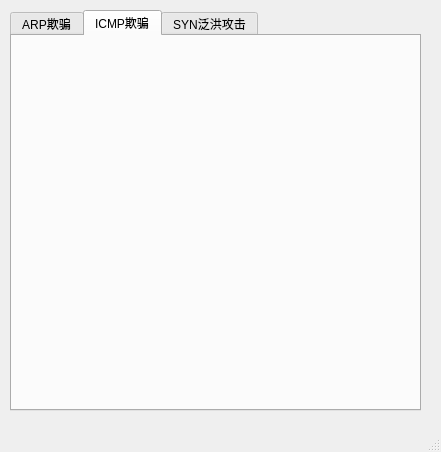
Before: the Qt Designer form ui/demo.ui in morsuning/toy-network-attack-GUI, drawn with Qt 5.
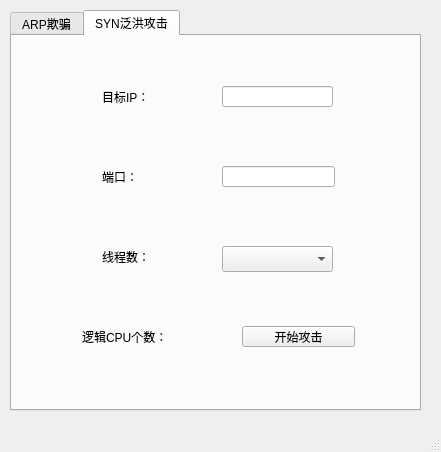
After: the same form once the commit is applied. The open tabs and pages were chosen to show the change.

The edit to the form file:
```diff
--- a/ui/demo.ui
+++ b/ui/demo.ui
@@ -333,20 +333,15 @@
       </property>
      </widget>
     </widget>
-    <widget class="QWidget" name="tab_3">
-     <attribute name="title">
-      <string>ICMP欺骗</string>
-     </attribute>
-    </widget>
-    <widget class="QWidget" name="tab_2">
+          <widget class="QWidget" name="syn_flood_attack">
      <attribute name="title">
       <string>SYN泛洪攻击</string>
      </attribute>
-     <widget class="QLabel" name="label_11">
+              <widget class="QLabel" name="label_target_ip_2">
       <property name="geometry">
        <rect>
-        <x>120</x>
-        <y>80</y>
+           <x>90</x>
+           <y>50</y>
         <width>60</width>
         <height>21</height>
        </rect>
@@ -355,11 +350,11 @@
        <string>目标IP：</string>
       </property>
      </widget>
-     <widget class="QLabel" name="label_12">
+              <widget class="QLabel" name="label_target_port">
       <property name="geometry">
        <rect>
-        <x>120</x>
-        <y>120</y>
+           <x>90</x>
+           <y>130</y>
         <width>60</width>
         <height>21</height>
        </rect>
@@ -368,31 +363,31 @@
        <string>端口：</string>
       </property>
      </widget>
-     <widget class="QLineEdit" name="lineEdit_7">
+              <widget class="QLineEdit" name="target_ip_2">
       <property name="geometry">
        <rect>
-        <x>220</x>
-        <y>80</y>
-        <width>113</width>
+           <x>210</x>
+           <y>50</y>
+           <width>111</width>
         <height>21</height>
        </rect>
       </property>
      </widget>
-     <widget class="QLineEdit" name="lineEdit_8">
+              <widget class="QLineEdit" name="target_port">
       <property name="geometry">
        <rect>
-        <x>220</x>
-        <y>120</y>
+           <x>210</x>
+           <y>130</y>
         <width>113</width>
         <height>21</height>
        </rect>
       </property>
      </widget>
-     <widget class="QLabel" name="label_13">
+              <widget class="QLabel" name="label_threads">
       <property name="geometry">
        <rect>
-        <x>120</x>
-        <y>170</y>
+           <x>90</x>
+           <y>210</y>
         <width>60</width>
         <height>21</height>
        </rect>
@@ -401,16 +396,68 @@
        <string>线程数：</string>
       </property>
      </widget>
-     <widget class="QComboBox" name="comboBox">
+              <widget class="QComboBox" name="threads">
       <property name="geometry">
        <rect>
-        <x>220</x>
-        <y>170</y>
-        <width>104</width>
+           <x>210</x>
+           <y>210</y>
+           <width>111</width>
         <height>26</height>
        </rect>
       </property>
-     </widget>
+              </widget>
+              <widget class="QPushButton" name="button_start_end_2">
+                  <property name="geometry">
+                      <rect>
+                          <x>230</x>
+                          <y>290</y>
+                          <width>113</width>
+                          <height>21</height>
+                      </rect>
+                  </property>
+                  <property name="text">
+                      <string>开始攻击</string>
+                  </property>
+              </widget>
+              <widget class="QLabel" name="label_logic_cpu_count">
+                  <property name="geometry">
+                      <rect>
+                          <x>70</x>
+                          <y>290</y>
+                          <width>91</width>
+                          <height>21</height>
+                      </rect>
+                  </property>
+                  <property name="text">
+                      <string>逻辑CPU个数：</string>
+                  </property>
+              </widget>
+              <widget class="QLabel" name="packet_count">
+                  <property name="geometry">
+                      <rect>
+                          <x>230</x>
+                          <y>330</y>
+                          <width>111</width>
+                          <height>21</height>
+                      </rect>
+                  </property>
+                  <property name="text">
+                      <string/>
+                  </property>
+              </widget>
+              <widget class="QLabel" name="logic_cpu_count">
+                  <property name="geometry">
+                      <rect>
+                          <x>160</x>
+                          <y>290</y>
+                          <width>51</width>
+                          <height>21</height>
+                      </rect>
+                  </property>
+                  <property name="text">
+                      <string/>
+                  </property>
+              </widget>
     </widget>
    </widget>
   </widget>
```
Left out of the diff: 97 changed lines with no effect on the pictures.
